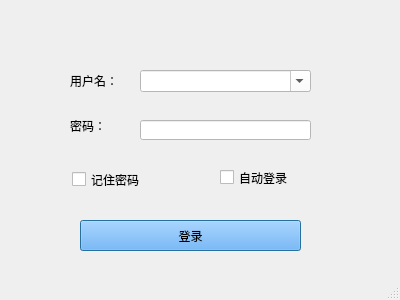
Before: the Qt Designer form Client/logindialog/logindialog.ui in YYC572652645/PySocket, drawn with Qt 5.
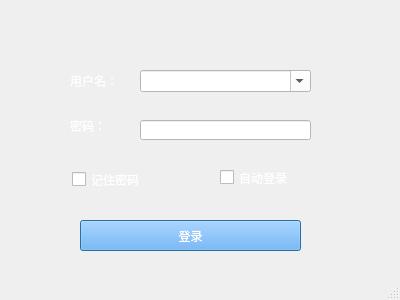
After: the same form once the commit is applied.

```diff
--- a/Client/logindialog/logindialog.ui
+++ b/Client/logindialog/logindialog.ui
@@ -41,8 +41,8 @@
     </rect>
    </property>
    <property name="styleSheet">
-    <string notr="true">
-background-color: rgb(85, 170, 255);</string>
+    <string notr="true">background-color: rgb(85, 170, 255);
+color:white;</string>
    </property>
    <property name="text">
     <string>登录</string>
@@ -57,6 +57,9 @@
      <height>21</height>
     </rect>
    </property>
+   <property name="styleSheet">
+    <string notr="true">color:white;</string>
+   </property>
    <property name="text">
     <string>用户名：</string>
    </property>
@@ -70,6 +73,9 @@
      <height>21</height>
     </rect>
    </property>
+   <property name="styleSheet">
+    <string notr="true">color:white;</string>
+   </property>
    <property name="text">
     <string>密码：</string>
    </property>
@@ -96,6 +102,9 @@
      <height>21</height>
     </rect>
    </property>
+   <property name="styleSheet">
+    <string notr="true">color:white;</string>
+   </property>
    <property name="text">
     <string>记住密码</string>
    </property>
@@ -109,6 +118,9 @@
      <height>21</height>
     </rect>
    </property>
+   <property name="styleSheet">
+    <string notr="true">color:white;</string>
+   </property>
    <property name="text">
     <string>自动登录</string>
    </property>
```
